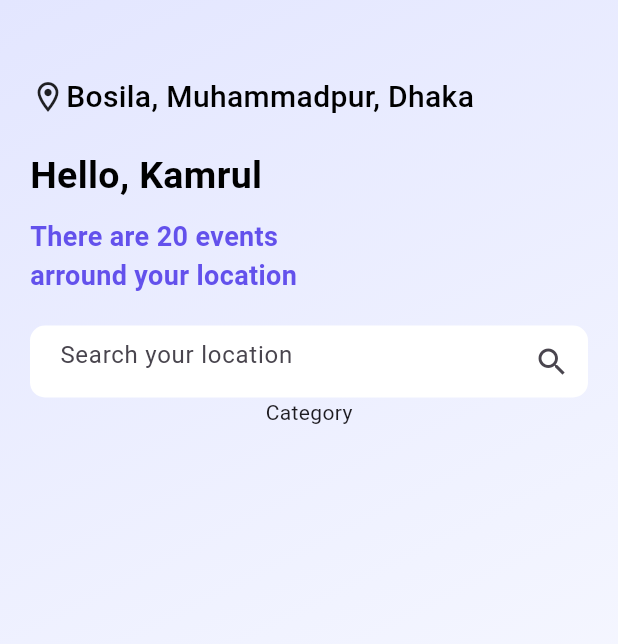
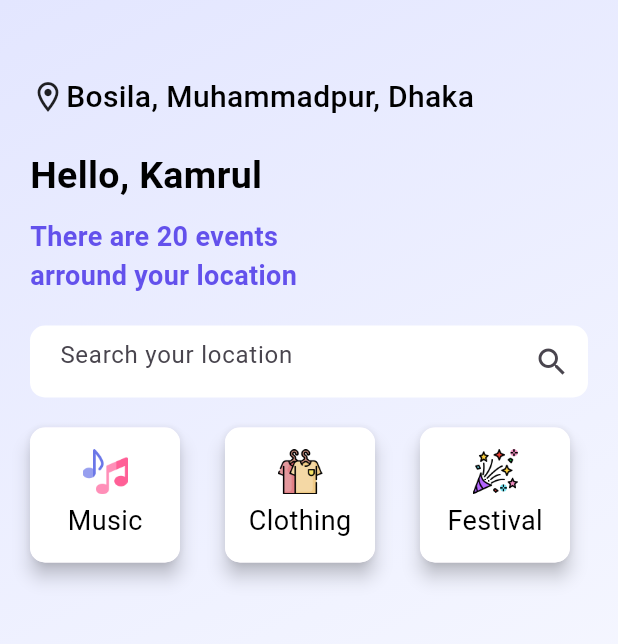
Before and after one commit to khsujon/Event_booking-App, a Flutter app: the screen it shows after launch, on a phone screen of 412 x 824 dp. Shown: the top 644 px of the screen. Run offline on Flutter 3.47's test engine with Material 3 defaults, Android fonts, the phone set to English and light mode, and no system bars.

Commit message:
Event category added

```diff
--- /dev/null
+++ b/lib/custom_widget/event_card.dart
@@ -0,0 +1,37 @@
+// ignore_for_file: public_member_api_docs, sort_constructors_first
+import 'package:flutter/material.dart';
+
+// ignore: must_be_immutable
+class EventCard extends StatelessWidget {
+  String img;
+  String text;
+  EventCard({Key? key, required this.img, required this.text})
+      : super(key: key);
+
+  @override
+  Widget build(BuildContext context) {
+    return Material(
+      elevation: 5.0,
+      borderRadius: BorderRadius.circular(10),
+      child: Container(
+        padding: EdgeInsets.all(10.0),
+        width: 100,
+        decoration: BoxDecoration(
+            color: Colors.white, borderRadius: BorderRadius.circular(10)),
+        child: Column(
+          mainAxisAlignment: MainAxisAlignment.center,
+          children: [
+            Image.asset(img, height: 30, width: 30, fit: BoxFit.cover),
+            SizedBox(
+              height: 5,
+            ),
+            Text(
+              text,
+              style: TextStyle(fontSize: 18.0, color: Colors.black),
+            )
+          ],
+        ),
+      ),
+    );
+  }
+}
--- a/lib/pages/home_screen.dart
+++ b/lib/pages/home_screen.dart
@@ -1,3 +1,4 @@
+import 'package:book_event/custom_widget/event_card.dart';
 import 'package:flutter/material.dart';
 
 class HomeScreen extends StatefulWidget {
@@ -78,17 +79,33 @@ class _HomeScreenState extends State<HomeScreen> {
                   hintText: "Search your location"),
             ),
           ),
-
+          SizedBox(
+            height: 20.0,
+          ),
           //Category of Events
           Container(
-            height: 100,
+            height: 90,
             child: ListView(
+              scrollDirection: Axis.horizontal,
               children: [
-                Container(
-                  child: Column(
-                    children: [Text("Category")],
-                  ),
-                )
+                EventCard(
+                  img: 'images/music.png',
+                  text: 'Music',
+                ),
+                SizedBox(
+                  width: 30,
+                ),
+                EventCard(
+                  img: 'images/cloth.png',
+                  text: 'Clothing',
+                ),
+                SizedBox(
+                  width: 30,
+                ),
+                EventCard(
+                  img: 'images/confetti.png',
+                  text: 'Festival',
+                ),
               ],
             ),
           )
--- a/pubspec.yaml
+++ b/pubspec.yaml
@@ -59,9 +59,8 @@ flutter:
   uses-material-design: true
 
   # To add assets to your application, add an assets section, like this:
-  # assets:
-  #   - images/a_dot_burr.jpeg
-  #   - images/a_dot_ham.jpeg
+  assets:
+    - images/
 
   # An image asset can refer to one or more resolution-specific "variants", see
   # https://flutter.dev/to/resolution-aware-images
```
Also changed, not shown: images/cloth.png (added), images/confetti.png (added), images/music.png (added).
